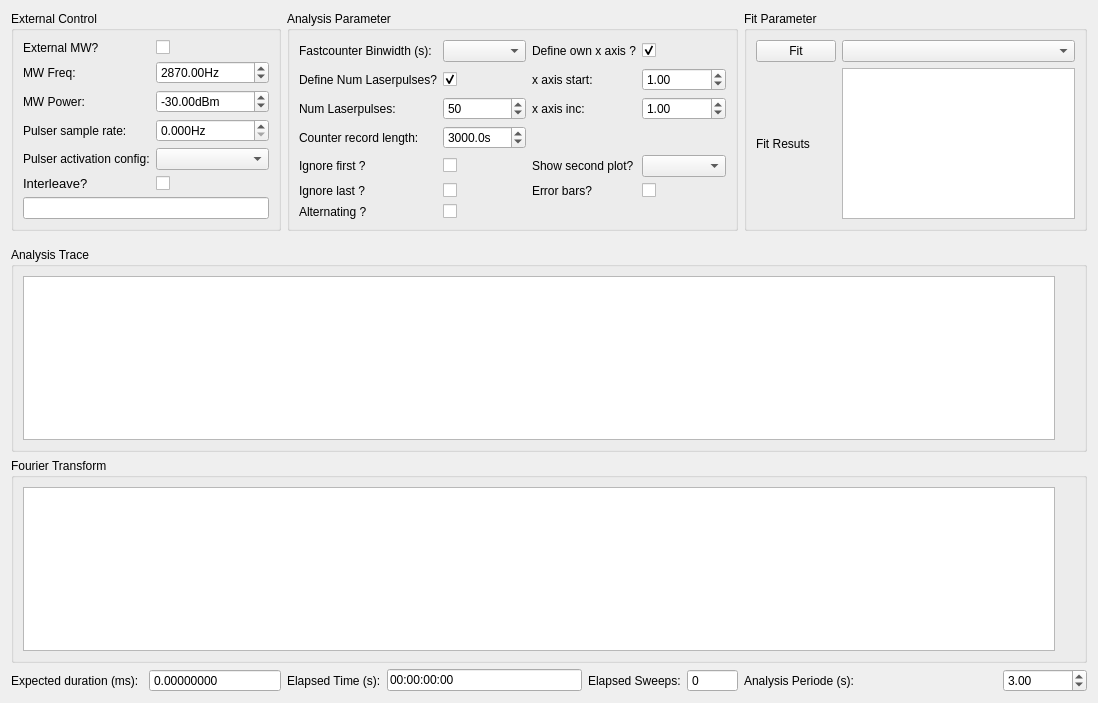
Before: the Qt Designer form gui/pulsed/ui_pulse_analysis.ui in Ulm-IQO/qudi, drawn with Qt 5.
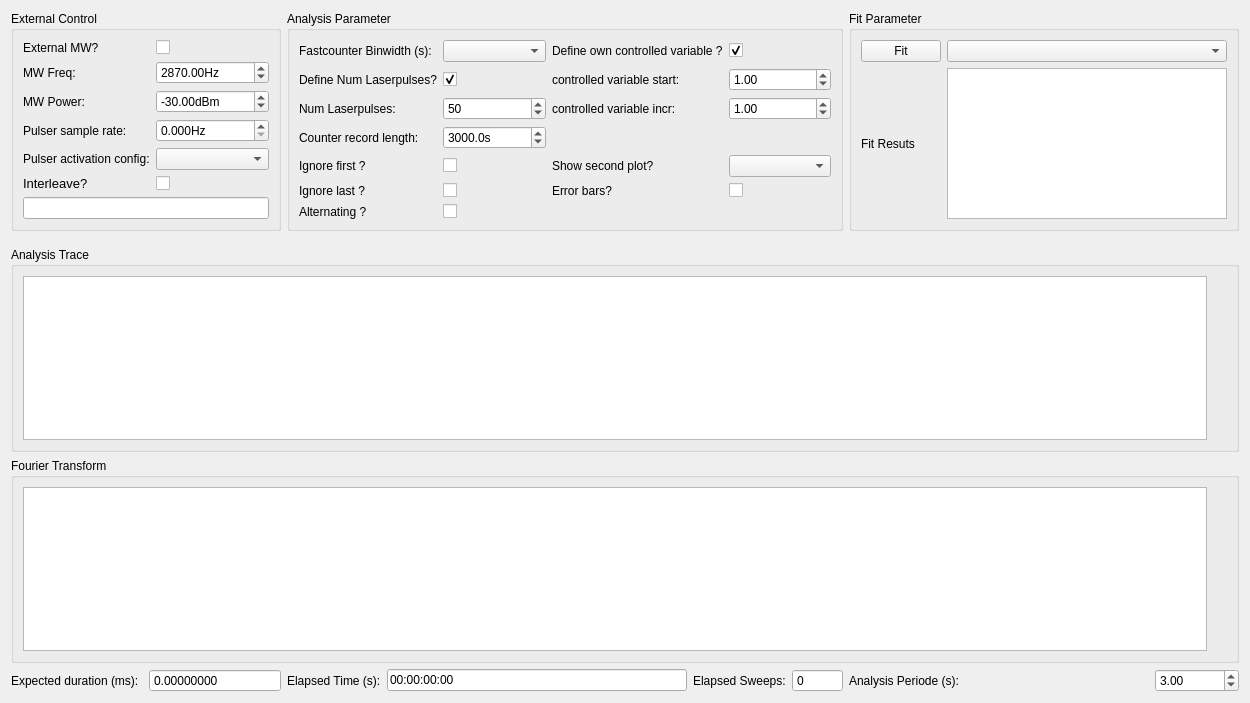
After: the same form once the commit is applied. Custom widgets are drawn as their Qt base class.

Commit message: Changed all GUI labels called something like "x axis" to "controlled variable" and "y axis" to "dependent variable". In the code "measurement_ticks" or "x_axis" has also been renamed to "controlled_vals". Looks a bit ugly and confusing now.

What changed in the file:
```diff
--- a/gui/pulsed/ui_pulse_analysis.ui
+++ b/gui/pulsed/ui_pulse_analysis.ui
@@ -6,7 +6,7 @@
    <rect>
     <x>0</x>
     <y>0</y>
-    <width>1098</width>
+    <width>1250</width>
     <height>703</height>
    </rect>
   </property>
@@ -163,7 +163,7 @@
         <item row="0" column="2">
          <widget class="QLabel" name="label_29">
           <property name="text">
-           <string>Define own x axis ?</string>
+           <string>Define own controlled variable ?</string>
           </property>
          </widget>
         </item>
@@ -292,7 +292,7 @@
         <item row="1" column="2">
          <widget class="QLabel" name="ana_param_x_axis_start_Label">
           <property name="text">
-           <string>x axis start:</string>
+           <string>controlled variable start:</string>
           </property>
          </widget>
         </item>
@@ -312,7 +312,7 @@
         <item row="2" column="2">
          <widget class="QLabel" name="ana_param_x_axis_inc_Label">
           <property name="text">
-           <string>x axis inc:</string>
+           <string>controlled variable incr:</string>
           </property>
          </widget>
         </item>
```
The commit also changes 3 other files.
